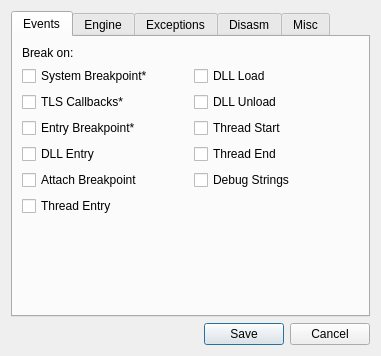
This is src/gui/Src/Gui/SettingsDialog.ui in x64dbg/x64dbg as Qt 5 draws it before an edit. The edited form follows.
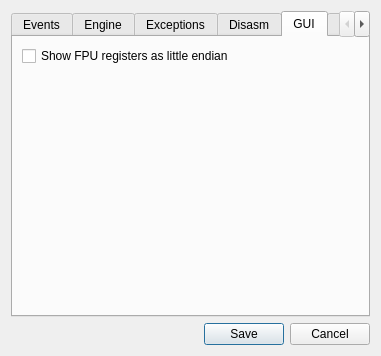
This is the edited form. The open tabs and pages were chosen to show the change. Icons and pictures are not drawn.

Commit message: GUI: fix #257(MMX,XMM,YMM show as little endian)

```diff
--- a/src/gui/Src/Gui/SettingsDialog.ui
+++ b/src/gui/Src/Gui/SettingsDialog.ui
@@ -434,6 +434,39 @@
        </item>
       </layout>
      </widget>
+     <widget class="QWidget" name="tabGui">
+      <attribute name="title">
+       <string>GUI</string>
+      </attribute>
+      <layout class="QVBoxLayout" name="verticalLayout_11">
+       <item>
+        <widget class="QCheckBox" name="chkFpuRegistersLittleEndian">
+         <property name="sizePolicy">
+          <sizepolicy hsizetype="Preferred" vsizetype="Fixed">
+           <horstretch>0</horstretch>
+           <verstretch>0</verstretch>
+          </sizepolicy>
+         </property>
+         <property name="text">
+          <string>Show FPU registers as little endian</string>
+         </property>
+        </widget>
+       </item>
+       <item>
+        <spacer name="verticalSpacer_7">
+         <property name="orientation">
+          <enum>Qt::Vertical</enum>
+         </property>
+         <property name="sizeHint" stdset="0">
+          <size>
+           <width>20</width>
+           <height>40</height>
+          </size>
+         </property>
+        </spacer>
+       </item>
+      </layout>
+     </widget>
      <widget class="QWidget" name="tabMisc">
       <attribute name="title">
        <string>Misc</string>
```
